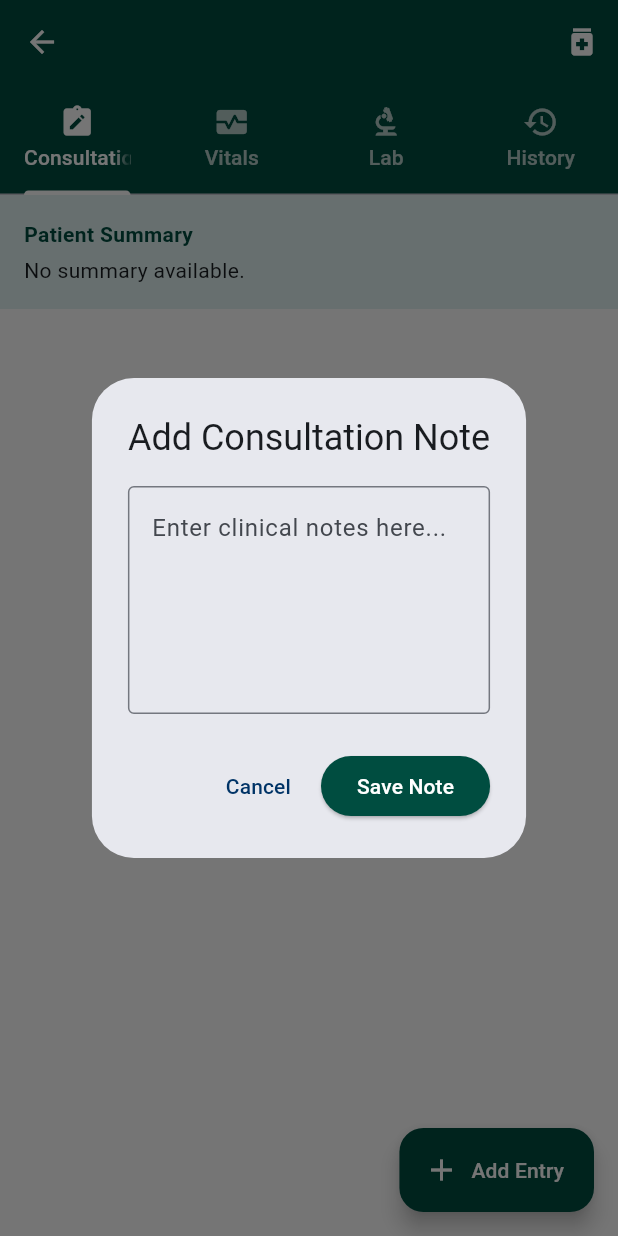
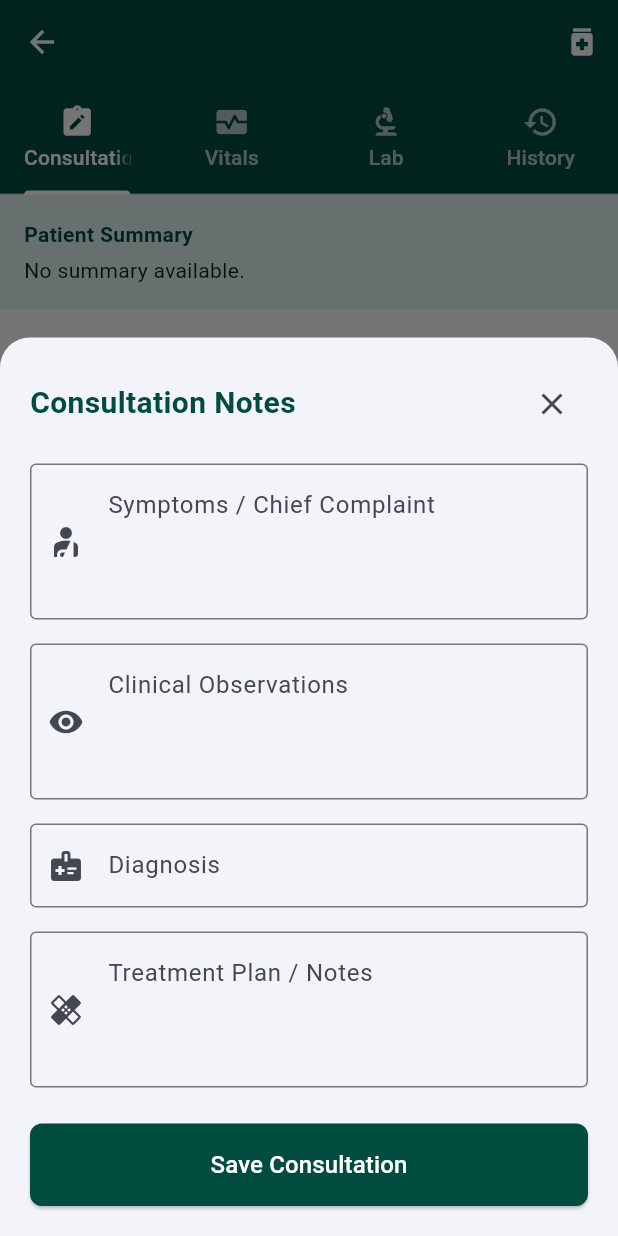
Before and after one commit to chiodzamunashe-prog/nust_campus_health_app, a Flutter app: the GPPatientSummaryScreen screen opened directly with empty values, after a tap on "Add Entry", on a phone screen of 412 x 824 dp. Run offline on Flutter 3.47's test engine with Material 3 defaults, Android fonts, the phone set to English and light mode, and no system bars; our stand-ins replace cloud_firestore, firebase_auth, firebase_core, firebase_messaging, fl_chart, flutter_local_notifications and 2 more; missing offline and left inert: flutter_app_badger; accounts and stored records are empty; network calls fail.

Commit message:
feat: replace generic note dialog with structured GPConsultationForm bottom sheet

```diff
--- a/lib/gp_dashboard/patient_summary_screen.dart
+++ b/lib/gp_dashboard/patient_summary_screen.dart
@@ -3,6 +3,7 @@ import '../psychiatrist_dashboard/models.dart';
 import '../psychiatrist_dashboard/repository.dart';
 import '../lab_module/models.dart';
 import 'vitals_form.dart';
+import 'gp_consultation_form.dart';
 import '../auth/auth_service.dart';
 
 class GPPatientSummaryScreen extends StatefulWidget {
@@ -16,7 +17,6 @@ class GPPatientSummaryScreen extends StatefulWidget {
 }
 
 class _GPPatientSummaryScreenState extends State<GPPatientSummaryScreen> {
-  final TextEditingController _noteController = TextEditingController();
   late Stream<List<Note>> _notesStream;
   late Stream<List<Vitals>> _vitalsStream;
   late Stream<List<LabRequest>> _labStream;
@@ -31,12 +31,6 @@ class _GPPatientSummaryScreenState extends State<GPPatientSummaryScreen> {
     _labStream = repository.fetchLabRequestsForPatient(widget.patient.id);
     _historyFuture = repository.fetchPatientHistory(widget.patient.id);
     _allNotesFuture = repository.fetchAllNotesByPatient(widget.patient.id);
-  }
-
-  void _addNote() async {
-    if (_noteController.text.trim().isEmpty) return;
-    await repository.addNote(widget.appointmentId, _noteController.text.trim());
-    _noteController.clear();
   }
 
   @override
@@ -234,30 +228,11 @@ class _GPPatientSummaryScreenState extends State<GPPatientSummaryScreen> {
   }
 
   void _showNoteDialog() {
-    showDialog(
+    showModalBottomSheet(
       context: context,
-      builder: (context) => AlertDialog(
-        title: const Text('Add Consultation Note'),
-        content: TextField(
-          controller: _noteController,
-          maxLines: 5,
-          decoration: const InputDecoration(
-            hintText: 'Enter clinical notes here...',
-            border: OutlineInputBorder(),
-          ),
-        ),
-        actions: [
-          TextButton(onPressed: () => Navigator.pop(context), child: const Text('Cancel')),
-          ElevatedButton(
-            onPressed: () {
-              _addNote();
-              Navigator.pop(context);
-            },
-            style: ElevatedButton.styleFrom(backgroundColor: const Color(0xFF004D40)),
-            child: const Text('Save Note'),
-          ),
-        ],
-      ),
+      isScrollControlled: true,
+      shape: const RoundedRectangleBorder(borderRadius: BorderRadius.vertical(top: Radius.circular(20))),
+      builder: (context) => GPConsultationForm(appointmentId: widget.appointmentId),
     );
   }
 
```
